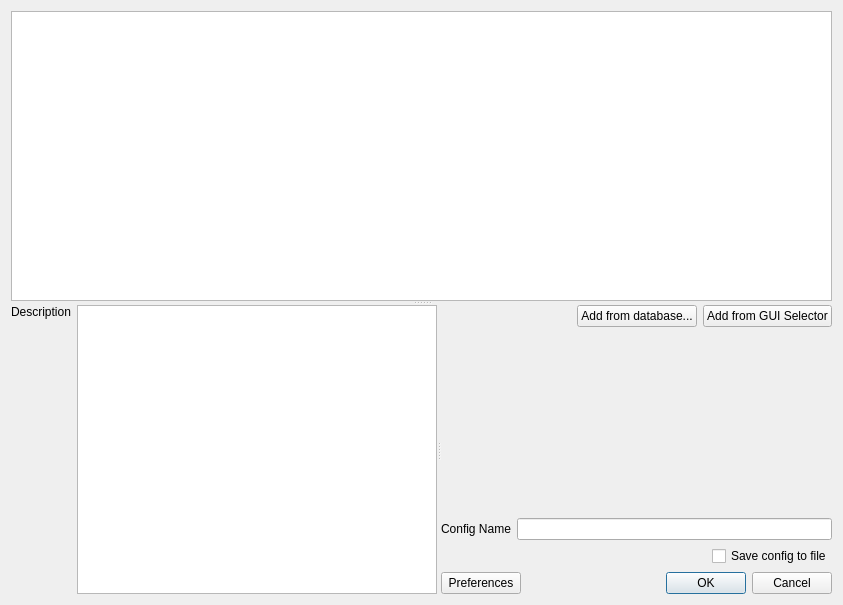
This is gui/TunerUtils/ui_tunerConfigSetupDialog.ui in NSLS-II/aphla as Qt 5 draws it before an edit. The edited form follows.
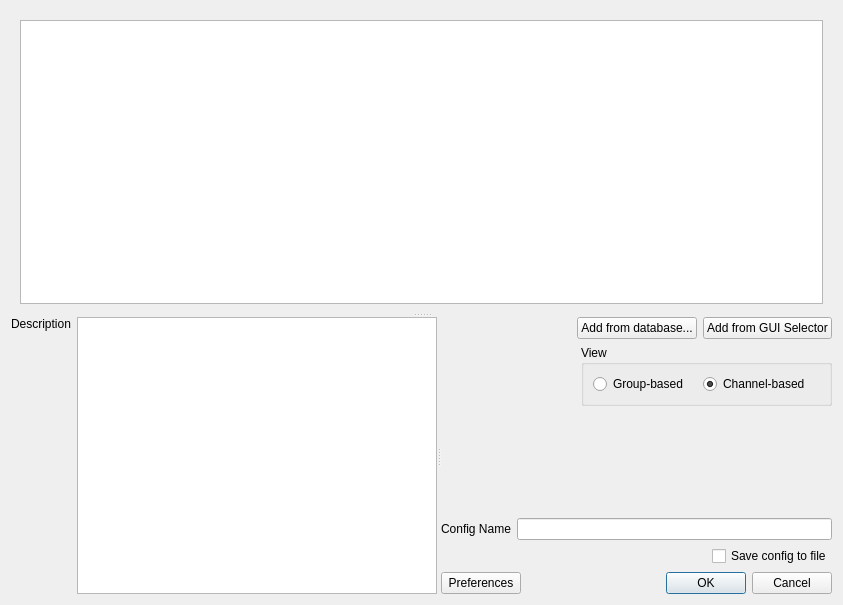
This is the edited form.

Commit message: working on hdf5 saving/loading for tuner config setup dialog

Diff of the .ui file:
```diff
--- a/gui/TunerUtils/ui_tunerConfigSetupDialog.ui
+++ b/gui/TunerUtils/ui_tunerConfigSetupDialog.ui
@@ -13,13 +13,31 @@
   <property name="windowTitle">
    <string>Setup Dialog for Tuner Configuration</string>
   </property>
-  <layout class="QGridLayout" name="gridLayout">
+  <layout class="QGridLayout" name="gridLayout_4">
    <item row="0" column="0">
     <widget class="QSplitter" name="splitter_top_bottom">
      <property name="orientation">
       <enum>Qt::Vertical</enum>
      </property>
-     <widget class="QTreeView" name="treeView"/>
+     <widget class="QStackedWidget" name="stackedWidget">
+      <property name="currentIndex">
+       <number>1</number>
+      </property>
+      <widget class="QWidget" name="page_tree">
+       <layout class="QGridLayout" name="gridLayout_2">
+        <item row="0" column="0">
+         <widget class="QTreeView" name="treeView"/>
+        </item>
+       </layout>
+      </widget>
+      <widget class="QWidget" name="page_table">
+       <layout class="QGridLayout" name="gridLayout">
+        <item row="0" column="0">
+         <widget class="QTableView" name="tableView"/>
+        </item>
+       </layout>
+      </widget>
+     </widget>
      <widget class="QSplitter" name="splitter_left_right">
       <property name="orientation">
        <enum>Qt::Horizontal</enum>
@@ -88,6 +106,67 @@
           </item>
          </layout>
         </item>
+        <item>
+         <layout class="QHBoxLayout" name="horizontalLayout_6">
+          <item>
+           <spacer name="horizontalSpacer_4">
+            <property name="orientation">
+             <enum>Qt::Horizontal</enum>
+            </property>
+            <property name="sizeHint" stdset="0">
+             <size>
+              <width>40</width>
+              <height>20</height>
+             </size>
+            </property>
+           </spacer>
+          </item>
+          <item>
+           <widget class="QGroupBox" name="groupBox">
+            <property name="minimumSize">
+             <size>
+              <width>249</width>
+              <height>57</height>
+             </size>
+            </property>
+            <property name="title">
+             <string>View</string>
+            </property>
+            <layout class="QGridLayout" name="gridLayout_3">
+             <item row="0" column="0">
+              <widget class="QRadioButton" name="radioButton_group_based">
+               <property name="minimumSize">
+                <size>
+                 <width>104</width>
+                 <height>20</height>
+                </size>
+               </property>
+               <property name="text">
+                <string>Group-based</string>
+               </property>
+              </widget>
+             </item>
+             <item row="0" column="1">
+              <widget class="QRadioButton" name="radioButton_channel_based">
+               <property name="minimumSize">
+                <size>
+                 <width>117</width>
+                 <height>20</height>
+                </size>
+               </property>
+               <property name="text">
+                <string>Channel-based</string>
+               </property>
+               <property name="checked">
+                <bool>true</bool>
+               </property>
+              </widget>
+             </item>
+            </layout>
+           </widget>
+          </item>
+         </layout>
+        </item>
         <item>
          <spacer name="verticalSpacer_2">
           <property name="orientation">
@@ -96,7 +175,7 @@
           <property name="sizeHint" stdset="0">
            <size>
             <width>20</width>
-            <height>40</height>
+            <height>18</height>
            </size>
           </property>
          </spacer>
```
The commit also changes 8 other files.
